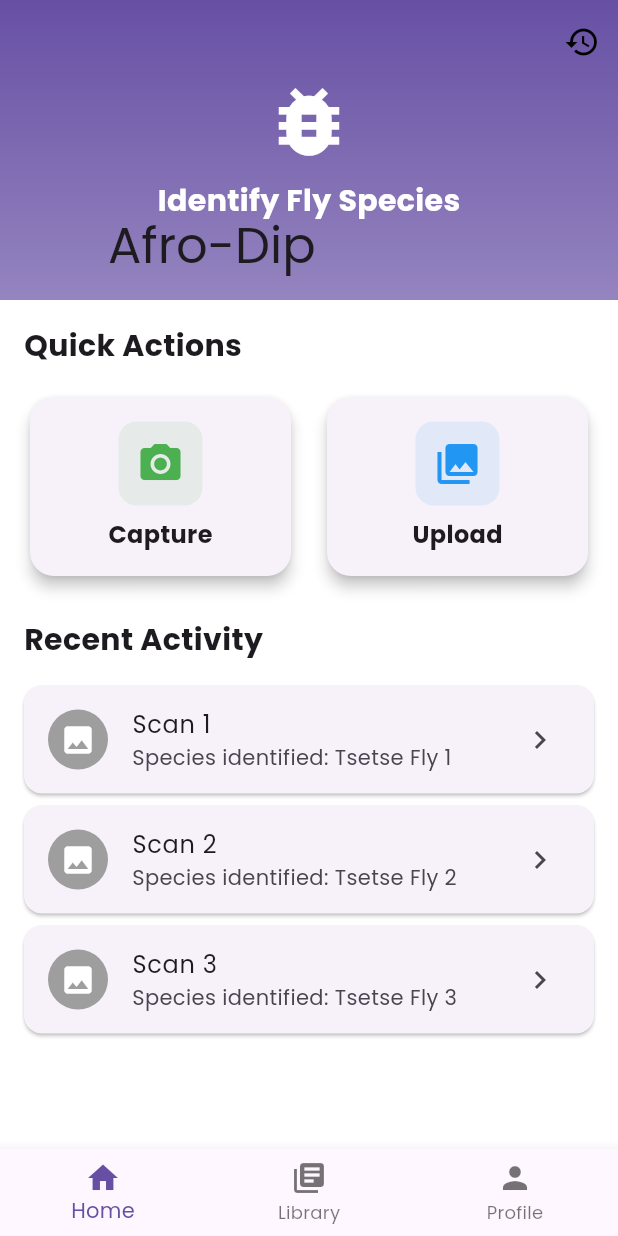
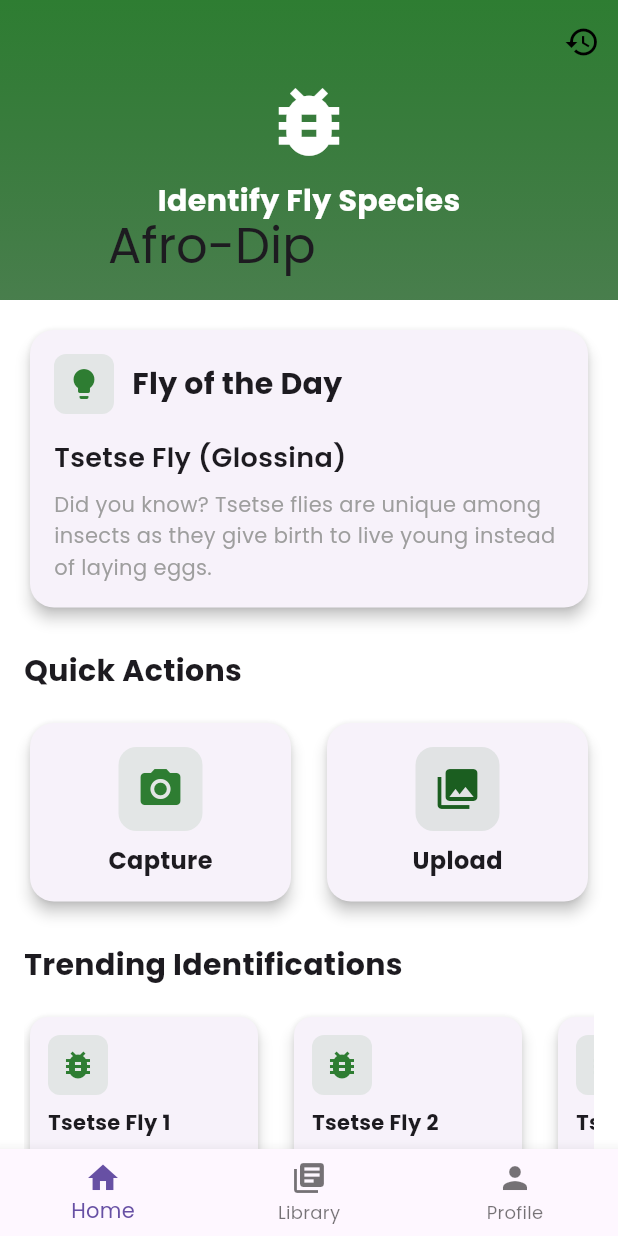
Before and after one commit to PraiseTechzw/biolens, a Flutter app: the screen it shows after launch, on a phone screen of 412 x 824 dp. Run offline on Flutter 3.47's test engine with Material 3 defaults, Android fonts, the light colour scheme and no system bars; our stand-ins replace camera, lottie, shared_preferences; missing offline and left inert: tflite_flutter.

Commit message:
Enhance home screen with new features and improved layout
- Replaced existing quick actions and recent activity sections with a new 'Fly of the Day' feature.
- Introduced a trending identifications section to showcase popular species.
- Updated quick action cards for capturing and uploading images with new color themes.
- Improved overall layout and styling for better user experience and visual appeal.

```diff
--- a/lib/screens/home_screen.dart
+++ b/lib/screens/home_screen.dart
@@ -65,8 +65,8 @@ class DashboardScreen extends StatelessWidget {
                     begin: Alignment.topCenter,
                     end: Alignment.bottomCenter,
                     colors: [
-                      Theme.of(context).primaryColor,
-                      Theme.of(context).primaryColor.withOpacity(0.7),
+                      const Color(0xFF2E7D32), // Deep green
+                      const Color(0xFF1B5E20).withOpacity(0.8), // Darker green
                     ],
                   ),
                 ),
@@ -108,6 +108,82 @@ class DashboardScreen extends StatelessWidget {
               child: Column(
                 crossAxisAlignment: CrossAxisAlignment.start,
                 children: [
+                  _buildFlyOfTheDay(context),
+                  const SizedBox(height: 24),
+                  _buildQuickActions(context),
+                  const SizedBox(height: 24),
+                  _buildTrendingIdentifications(context),
+                  const SizedBox(height: 24),
+                  _buildRecentActivity(context),
+                ],
+              ),
+            ),
+          ),
+        ],
+      ),
+    );
+  }
+
+  Widget _buildFlyOfTheDay(BuildContext context) {
+    return Card(
+      elevation: 4,
+      shape: RoundedRectangleBorder(
+        borderRadius: BorderRadius.circular(16),
+      ),
+      child: Container(
+        padding: const EdgeInsets.all(16),
+        child: Column(
+          crossAxisAlignment: CrossAxisAlignment.start,
+          children: [
+            Row(
+              children: [
+                Container(
+                  padding: const EdgeInsets.all(8),
+                  decoration: BoxDecoration(
+                    color: const Color(0xFF2E7D32).withOpacity(0.1),
+                    borderRadius: BorderRadius.circular(8),
+                  ),
+                  child: const Icon(
+                    Icons.lightbulb,
+                    color: Color(0xFF2E7D32),
+                  ),
+                ),
+                const SizedBox(width: 12),
+                const Text(
+                  'Fly of the Day',
+                  style: TextStyle(
+                    fontSize: 20,
+                    fontWeight: FontWeight.bold,
+                  ),
+                ),
+              ],
+            ),
+            const SizedBox(height: 16),
+            const Text(
+              'Tsetse Fly (Glossina)',
+              style: TextStyle(
+                fontSize: 18,
+                fontWeight: FontWeight.w600,
+              ),
+            ),
+            const SizedBox(height: 8),
+            const Text(
+              'Did you know? Tsetse flies are unique among insects as they give birth to live young instead of laying eggs.',
+              style: TextStyle(
+                color: Colors.grey,
+                height: 1.5,
+              ),
+            ),
+          ],
+        ),
+      ),
+    );
+  }
+
+  Widget _buildQuickActions(BuildContext context) {
+    return Column(
+      crossAxisAlignment: CrossAxisAlignment.start,
+      children: [
         const Text(
           'Quick Actions',
           style: TextStyle(
@@ -123,7 +199,7 @@ class DashboardScreen extends StatelessWidget {
                 context,
                 'Capture',
                 Icons.camera_alt,
-                          Colors.green,
+                const Color(0xFF2E7D32),
                 () => Navigator.push(
                   context,
                   MaterialPageRoute(builder: (context) => const ScanScreen()),
@@ -136,7 +212,7 @@ class DashboardScreen extends StatelessWidget {
                 context,
                 'Upload',
                 Icons.photo_library,
-                          Colors.blue,
+                const Color(0xFF1B5E20),
                 () {
                   // Implement image upload
                 },
@@ -144,7 +220,84 @@ class DashboardScreen extends StatelessWidget {
             ),
           ],
         ),
-                  const SizedBox(height: 24),
+      ],
+    );
+  }
+
+  Widget _buildTrendingIdentifications(BuildContext context) {
+    return Column(
+      crossAxisAlignment: CrossAxisAlignment.start,
+      children: [
+        const Text(
+          'Trending Identifications',
+          style: TextStyle(
+            fontSize: 20,
+            fontWeight: FontWeight.bold,
+          ),
+        ),
+        const SizedBox(height: 16),
+        SizedBox(
+          height: 120,
+          child: ListView.builder(
+            scrollDirection: Axis.horizontal,
+            itemCount: 5,
+            itemBuilder: (context, index) {
+              return Container(
+                width: 160,
+                margin: const EdgeInsets.only(right: 16),
+                child: Card(
+                  elevation: 4,
+                  shape: RoundedRectangleBorder(
+                    borderRadius: BorderRadius.circular(12),
+                  ),
+                  child: Container(
+                    padding: const EdgeInsets.all(12),
+                    child: Column(
+                      crossAxisAlignment: CrossAxisAlignment.start,
+                      children: [
+                        Container(
+                          padding: const EdgeInsets.all(8),
+                          decoration: BoxDecoration(
+                            color: const Color(0xFF2E7D32).withOpacity(0.1),
+                            borderRadius: BorderRadius.circular(8),
+                          ),
+                          child: const Icon(
+                            Icons.bug_report,
+                            color: Color(0xFF2E7D32),
+                            size: 24,
+                          ),
+                        ),
+                        const SizedBox(height: 8),
+                        Text(
+                          'Tsetse Fly ${index + 1}',
+                          style: const TextStyle(
+                            fontWeight: FontWeight.bold,
+                          ),
+                        ),
+                        const SizedBox(height: 4),
+                        Text(
+                          '${(index + 1) * 10}% match',
+                          style: TextStyle(
+                            color: Colors.grey[600],
+                            fontSize: 12,
+                          ),
+                        ),
+                      ],
+                    ),
+                  ),
+                ),
+              );
+            },
+          ),
+        ),
+      ],
+    );
+  }
+
+  Widget _buildRecentActivity(BuildContext context) {
+    return Column(
+      crossAxisAlignment: CrossAxisAlignment.start,
+      children: [
         const Text(
           'Recent Activity',
           style: TextStyle(
@@ -153,13 +306,39 @@ class DashboardScreen extends StatelessWidget {
           ),
         ),
         const SizedBox(height: 16),
-                  _buildRecentActivityList(),
-                ],
+        ListView.builder(
+          shrinkWrap: true,
+          physics: const NeverScrollableScrollPhysics(),
+          itemCount: 3,
+          itemBuilder: (context, index) {
+            return Card(
+              margin: const EdgeInsets.only(bottom: 8),
+              shape: RoundedRectangleBorder(
+                borderRadius: BorderRadius.circular(12),
+              ),
+              child: ListTile(
+                leading: Container(
+                  padding: const EdgeInsets.all(8),
+                  decoration: BoxDecoration(
+                    color: const Color(0xFF2E7D32).withOpacity(0.1),
+                    borderRadius: BorderRadius.circular(8),
+                  ),
+                  child: const Icon(
+                    Icons.image,
+                    color: Color(0xFF2E7D32),
                   ),
                 ),
+                title: Text('Scan ${index + 1}'),
+                subtitle: Text('Species identified: Tsetse Fly ${index + 1}'),
+                trailing: const Icon(Icons.chevron_right),
+                onTap: () {
+                  // Navigate to scan details
+                },
+              ),
+            );
+          },
         ),
       ],
-      ),
     );
   }
 
@@ -209,29 +388,4 @@ class DashboardScreen extends StatelessWidget {
       ),
     );
   }
-
-  Widget _buildRecentActivityList() {
-    return ListView.builder(
-      shrinkWrap: true,
-      physics: const NeverScrollableScrollPhysics(),
-      itemCount: 3,
-      itemBuilder: (context, index) {
-        return Card(
-          margin: const EdgeInsets.only(bottom: 8),
-          child: ListTile(
-            leading: const CircleAvatar(
-              backgroundColor: Colors.grey,
-              child: Icon(Icons.image, color: Colors.white),
-            ),
-            title: Text('Scan ${index + 1}'),
-            subtitle: Text('Species identified: Tsetse Fly ${index + 1}'),
-            trailing: const Icon(Icons.chevron_right),
-            onTap: () {
-              // Navigate to scan details
-            },
-          ),
-        );
-      },
-    );
 }
-}
```
Lines whose indentation alone changed are shown as unchanged.
